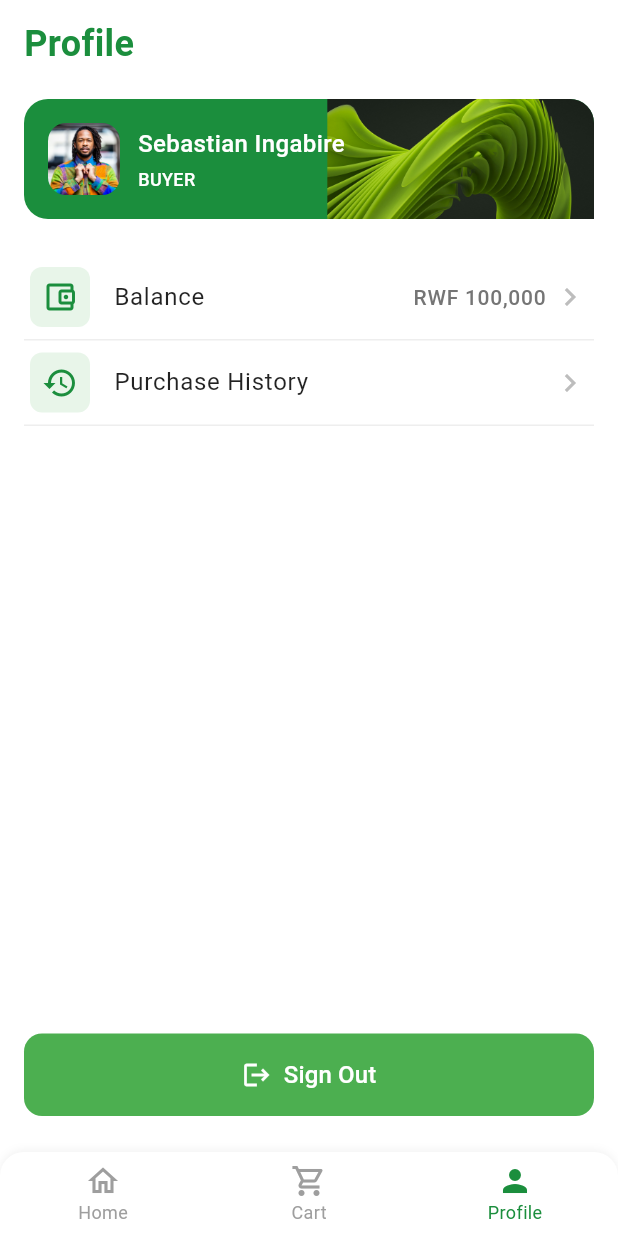
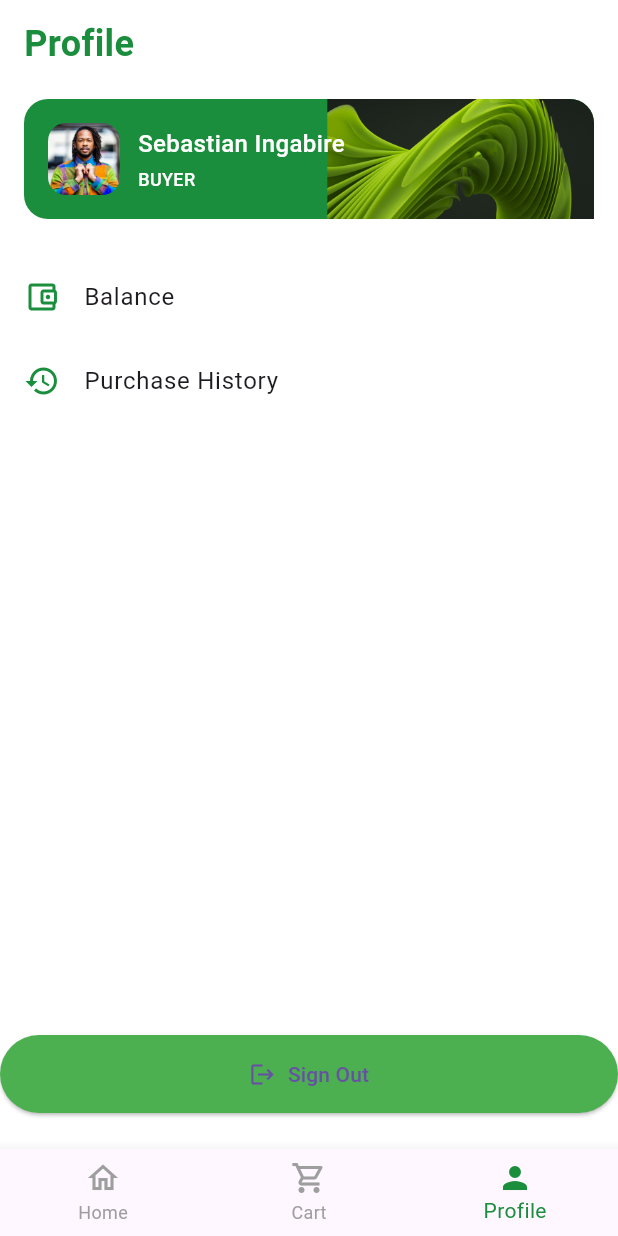
Before and after one commit to cekwedike/group-12-mobile-dev_Farm-Fresh, a Flutter app: the ProfileScreen screen opened directly, on a phone screen of 412 x 824 dp. Run offline on Flutter 3.47's test engine with Material 3 defaults, Android fonts, the phone set to English and light mode, and no system bars.

Commit message:
Refactor profile screen UI: Update balance and purchase history tiles
- Updated the UI of the profile screen to improve the layout and visual appearance.
- Updated the balance tile to display the user's current balance and added a chevron icon for navigation.
- Updated the purchase history tile to add a chevron icon for navigation.
- Removed unnecessary containers and adjusted the spacing between tiles.
- Updated the sign out button to navigate back to the sign in screen.
- Updated the bottom navigation bar to highlight the profile icon.

```diff
--- a/farm_fresh/lib/screens/profile.dart
+++ b/farm_fresh/lib/screens/profile.dart
@@ -87,181 +87,45 @@ class ProfileScreen extends StatelessWidget {
               ),
             ),
             const SizedBox(height: 24),
-            Container(
-              margin: const EdgeInsets.symmetric(horizontal: 16),
-              decoration: BoxDecoration(
-                border: Border(
-                  bottom: BorderSide(
-                    color: Colors.grey.shade200,
-                    width: 1,
+            ListTile(
+              leading: const Icon(Icons.account_balance_wallet_outlined, color: Color(0xFF1B8E3D)),
+              title: const Text('Balance'),
+              onTap: () => Navigator.pushNamed(context, '/balance'), // Navigate to Balance Screen
             ),
-                ),
-              ),
-              child: ListTile(
-                contentPadding: const EdgeInsets.symmetric(horizontal: 4),
-                leading: Container(
-                  padding: const EdgeInsets.all(8),
-                  decoration: BoxDecoration(
-                    color: const Color(0xFFE8F5E9),
-                    borderRadius: BorderRadius.circular(8),
-                  ),
-                  child: const Icon(
-                    Icons.account_balance_wallet_outlined,
-                    color: Color(0xFF1B8E3D),
-                    size: 24,
-                  ),
-                ),
-                title: const Text(
-                  'Balance',
-                  style: TextStyle(
-                    color: Colors.black87,
-                    fontSize: 16,
-                    fontWeight: FontWeight.w400,
-                  ),
-                ),
-                trailing: Row(
-                  mainAxisSize: MainAxisSize.min,
-                  children: [
-                    Text(
-                      'RWF 100,000',
-                      style: TextStyle(
-                        color: Colors.grey.shade600,
-                        fontSize: 14,
-                        fontWeight: FontWeight.w500,
-                      ),
-                    ),
-                    const SizedBox(width: 4),
-                    Icon(
-                      Icons.chevron_right,
-                      color: Colors.grey.shade400,
-                      size: 24,
-                    ),
-                  ],
-                ),
-                onTap: () {},
-              ),
-            ),
-            Container(
-              margin: const EdgeInsets.symmetric(horizontal: 16),
-              decoration: BoxDecoration(
-                border: Border(
-                  bottom: BorderSide(
-                    color: Colors.grey.shade200,
-                    width: 1,
-                  ),
-                ),
-              ),
-              child: ListTile(
-                contentPadding: const EdgeInsets.symmetric(horizontal: 4),
-                leading: Container(
-                  padding: const EdgeInsets.all(8),
-                  decoration: BoxDecoration(
-                    color: const Color(0xFFE8F5E9),
-                    borderRadius: BorderRadius.circular(8),
-                  ),
-                  child: const Icon(
-                    Icons.history,
-                    color: Color(0xFF1B8E3D),
-                    size: 24,
-                  ),
-                ),
-                title: const Text(
-                  'Purchase History',
-                  style: TextStyle(
-                    color: Colors.black87,
-                    fontSize: 16,
-                    fontWeight: FontWeight.w400,
-                  ),
-                ),
-                trailing: Icon(
-                  Icons.chevron_right,
-                  color: Colors.grey.shade400,
-                  size: 24,
-                ),
-                onTap: () {},
-              ),
+            ListTile(
+              leading: const Icon(Icons.history, color: Color(0xFF1B8E3D)),
+              title: const Text('Purchase History'),
+              onTap: () => Navigator.pushNamed(context, '/purchase_history'), // Navigate to Purchase History Screen
             ),
             const Spacer(),
-            Container(
-              margin: const EdgeInsets.symmetric(horizontal: 16),
-              child: ElevatedButton(
-                onPressed: () {},
+            ElevatedButton(
+              onPressed: () => Navigator.pushReplacementNamed(context, '/sign_in'), // Navigate back to Sign In Screen
               style: ElevatedButton.styleFrom(
                 backgroundColor: const Color(0xFF4CAF50),
-                  foregroundColor: Colors.white,
-                  elevation: 0,
-                  shape: RoundedRectangleBorder(
-                    borderRadius: BorderRadius.circular(12),
-                  ),
                 padding: const EdgeInsets.symmetric(vertical: 16),
               ),
               child: const Row(
                 mainAxisAlignment: MainAxisAlignment.center,
                 children: [
-                    Icon(Icons.logout, size: 20),
+                  Icon(Icons.logout),
                   SizedBox(width: 8),
-                    Text(
-                      'Sign Out',
-                      style: TextStyle(
-                        fontSize: 16,
-                        fontWeight: FontWeight.w500,
-                      ),
-                    ),
+                  Text('Sign Out'),
                 ],
               ),
             ),
-            ),
             const SizedBox(height: 24),
-            Container(
-              decoration: BoxDecoration(
-                color: Colors.white,
-                borderRadius: const BorderRadius.vertical(
-                  top: Radius.circular(16),
-                ),
-                boxShadow: [
-                  BoxShadow(
-                    color: Colors.black.withOpacity(0.05),
-                    offset: const Offset(0, -1),
-                    blurRadius: 4,
-                  ),
-                ],
-              ),
-              child: BottomNavigationBar(
-                backgroundColor: Colors.transparent,
-                elevation: 0,
+            BottomNavigationBar(
               selectedItemColor: const Color(0xFF1B8E3D),
               unselectedItemColor: Colors.grey,
               currentIndex: 2,
-                selectedFontSize: 12,
-                unselectedFontSize: 12,
-                type: BottomNavigationBarType.fixed,
               items: const [
-                  BottomNavigationBarItem(
-                    icon: Icon(Icons.home_outlined),
-                    label: 'Home',
-                  ),
-                  BottomNavigationBarItem(
-                    icon: Icon(Icons.shopping_cart_outlined),
-                    label: 'Cart',
-                  ),
-                  BottomNavigationBarItem(
-                    icon: Icon(Icons.person),
-                    label: 'Profile',
-                  ),
+                BottomNavigationBarItem(icon: Icon(Icons.home_outlined), label: 'Home'),
+                BottomNavigationBarItem(icon: Icon(Icons.shopping_cart_outlined), label: 'Cart'),
+                BottomNavigationBarItem(icon: Icon(Icons.person), label: 'Profile'),
               ],
               onTap: (index) {
-                  // Handle navigation
-                  if (index == 0) {
-                    Navigator.pushNamed(context, '/');
-                  }
-                  if (index == 1) {
-                    Navigator.pushNamed(context, '/cart');
-                  }
-                  if (index == 2) {
-                    Navigator.pushNamed(context, '/profile');
-                  }
+                // Handle bottom navigation bar taps
               },
-              ),
             ),
           ],
         ),
```
Lines whose indentation alone changed are shown as unchanged.
